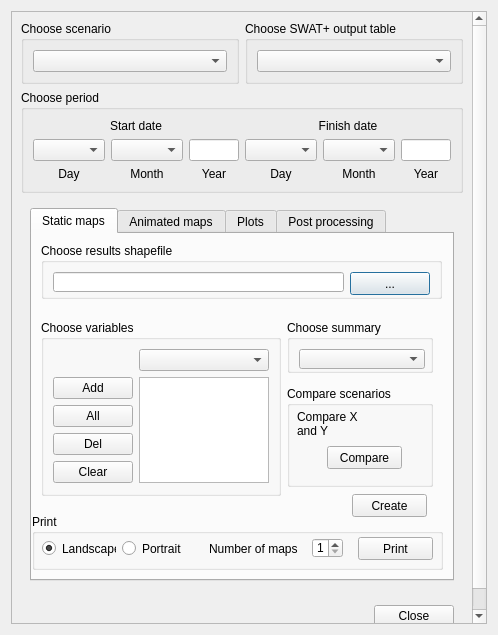
Before: the Qt Designer form QSWATPlus/ui_visualise.ui in swat-model/QSWATPlus, drawn with Qt 5.
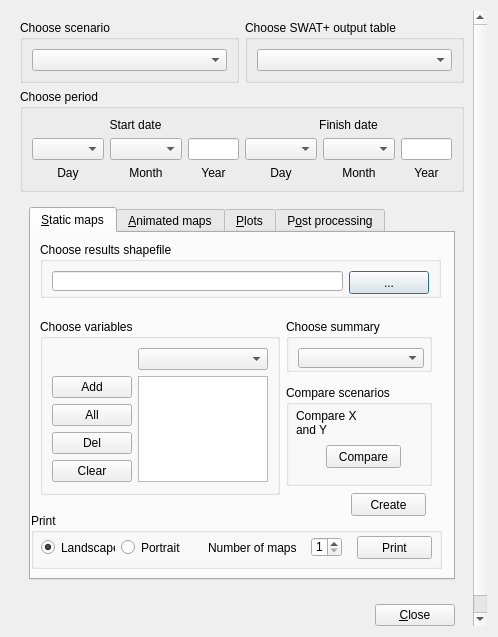
After: the same form once the commit is applied. The open tabs and pages were chosen to show the change. Icons and pictures are not drawn.

Diff of the .ui file:
```diff
--- a/QSWATPlus/ui_visualise.ui
+++ b/QSWATPlus/ui_visualise.ui
@@ -7,7 +7,7 @@
     <x>0</x>
     <y>0</y>
     <width>498</width>
-    <height>635</height>
+    <height>637</height>
    </rect>
   </property>
   <property name="sizePolicy">
@@ -50,6 +50,9 @@
        <height>16777215</height>
       </size>
      </property>
+     <property name="frameShape">
+      <enum>QFrame::NoFrame</enum>
+     </property>
      <property name="widgetResizable">
       <bool>true</bool>
      </property>
@@ -58,8 +61,8 @@
        <rect>
         <x>0</x>
         <y>0</y>
-        <width>478</width>
-        <height>615</height>
+        <width>480</width>
+        <height>619</height>
        </rect>
       </property>
       <layout class="QGridLayout" name="gridLayout_13">
@@ -123,7 +126,7 @@
             </property>
             <widget class="QWidget" name="staticTab">
              <attribute name="title">
-              <string>Static maps</string>
+              <string>&amp;Static maps</string>
              </attribute>
              <widget class="QGroupBox" name="resultsFileBox">
               <property name="geometry">
@@ -422,7 +425,7 @@
             </widget>
             <widget class="QWidget" name="animationTab">
              <attribute name="title">
-              <string>Animated maps</string>
+              <string>&amp;Animated maps</string>
              </attribute>
              <layout class="QGridLayout" name="gridLayout_9">
               <item row="1" column="2">
@@ -830,7 +833,7 @@
             </widget>
             <widget class="QWidget" name="plotTab">
              <attribute name="title">
-              <string>Plots</string>
+              <string>&amp;Plots</string>
              </attribute>
              <layout class="QGridLayout" name="gridLayout_3">
               <item row="0" column="0" colspan="6">
@@ -1060,7 +1063,7 @@
             </widget>
             <widget class="QWidget" name="tab_2">
              <attribute name="title">
-              <string>Post processing</string>
+              <string>P&amp;ost processing</string>
              </attribute>
              <layout class="QGridLayout" name="gridLayout_18">
               <item row="0" column="0">
@@ -1600,7 +1603,7 @@
           <item row="0" column="1">
            <widget class="QPushButton" name="closeButton">
             <property name="text">
-             <string>Close</string>
+             <string>&amp;Close</string>
             </property>
             <property name="autoDefault">
              <bool>false</bool>
```
Left out of the diff: 2 changed lines with no effect on the pictures.
